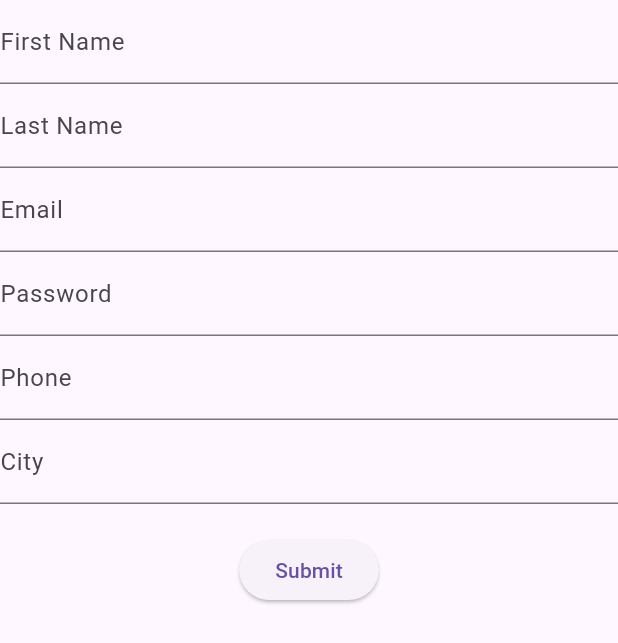
After one commit to Ebadzmn/authClean, a Flutter app: the screen it shows after launch, after a tap on "Sign UP", on a phone screen of 412 x 824 dp. The commit adds this screen. Shown: the top 643 px of the screen. Run offline on Flutter 3.47's test engine with Material 3 defaults, Android fonts, the light colour scheme and no system bars; our stand-ins replace bloc, dartz, equatable, flutter_bloc, shared_preferences; network calls fail.

Commit message:
signup and signin complete

```diff
--- a/lib/feature/auth/data/datasources/auth_local_data_source.dart
+++ b/lib/feature/auth/data/datasources/auth_local_data_source.dart
@@ -1,9 +1,14 @@
+import 'dart:convert';
+
+import 'package:auth_system/feature/auth/data/models/user_model.dart';
 import 'package:shared_preferences/shared_preferences.dart';
 
 abstract class AuthLocalDataSource {
   Future<void> saveToken(String token);
   Future<String?> getToken();
   Future<void> clearToken();
+  Future<void> saveUser(UserModel user);
+  Future<UserModel?> getUser();
 }
 
 class AuthLocalDataSourceImpl implements AuthLocalDataSource {
@@ -12,8 +17,38 @@ class AuthLocalDataSourceImpl implements AuthLocalDataSource {
   AuthLocalDataSourceImpl({required this.prefs});
 
   static const String _tokenKey = "AUTH_TOKEN";
+  static const String _userKey = "AUTH_USER";
 
   @override
+  Future<void> saveUser(UserModel user) async {
+    final userJson = jsonEncode({
+      'id': user.id,
+      'first_name': user.firstName,
+      'lastName': user.lastName,
+      'email': user.email,
+      'phone': user.phone,
+      'city': user.city,
+      'avatarUrl': user.avatarUrl,
+    });
+    await prefs.setString(_userKey, userJson);
+  }
+
+  @override
+  Future<UserModel?> getUser() async {
+    final userJson = prefs.getString(_userKey);
+    if (userJson == null) return null;
+    final Map<String, dynamic> jsonMap = jsonDecode(userJson);
+    return UserModel(
+      id: jsonMap['id'],
+      firstName: jsonMap['first_name'],
+      lastName: jsonMap['lastName'],
+      email: jsonMap['email'],
+      phone: jsonMap['phone'],
+      avatarUrl: '',
+      city: jsonMap['city'],
+    );
+  }
+
   Future<void> clearToken() async {
     // TODO: implement clearToken
     await prefs.remove(_tokenKey);
--- /dev/null
+++ b/lib/feature/auth/data/models/loginResponseModel.dart
@@ -0,0 +1,14 @@
+import 'package:auth_system/feature/auth/data/models/user_model.dart';
+
+class Loginresponsemodel {
+  final String token;
+  final UserModel user;
+
+  Loginresponsemodel({required this.token, required this.user});
+
+  factory Loginresponsemodel.fromJson(Map<String, dynamic> json) {
+    return Loginresponsemodel(
+        token: json['data']['token'],
+        user: UserModel.fromJson(json['data']['user']));
+  }
+}
--- /dev/null
+++ b/lib/feature/auth/data/models/signup_request_model.dart
@@ -0,0 +1,35 @@
+import 'package:equatable/equatable.dart';
+
+class SignupRequestModel extends Equatable {
+  final String email;
+  final String firstName;
+  final String lastName;
+  final String password;
+  final String phone;
+  final String city;
+  final String? avatarUrl;
+
+  SignupRequestModel({
+    required this.email,
+    this.avatarUrl,
+    required this.firstName,
+    required this.lastName,
+    required this.password,
+    required this.phone,
+    required this.city,
+  });
+
+  Map<String, dynamic> toJson() => {
+        'first_name': firstName,
+        'last_name': lastName,
+        'email': email,
+        'password': password,
+        'phone': phone,
+        'city': city,
+        'avatar_url': avatarUrl,
+      };
+
+  @override
+  // TODO: implement props
+  List<Object?> get props => [];
+}
--- /dev/null
+++ b/lib/feature/auth/data/models/signup_response_model.dart
@@ -0,0 +1,23 @@
+import 'package:auth_system/feature/auth/data/models/user_model.dart';
+
+class SignupResponseModel {
+  final int code;
+  final String status;
+  final String msg;
+  final UserModel data;
+
+  SignupResponseModel(
+      {required this.code,
+      required this.status,
+      required this.msg,
+      required this.data});
+
+  factory SignupResponseModel.fromJson(Map<String, dynamic> json) {
+    return SignupResponseModel(
+      code: json['code'],
+      status: json['status'],
+      msg: json['msg'],
+      data: UserModel.fromJson(json['data']),
+    );
+  }
+}
--- a/lib/feature/auth/data/models/user_model.dart
+++ b/lib/feature/auth/data/models/user_model.dart
@@ -21,9 +21,9 @@ class UserModel extends User {
   factory UserModel.fromJson(Map<String, dynamic> json) {
     return UserModel(
       id: json['_id'] ?? '',
-      firstName: json['first_Name'] ?? '',
+      firstName: json['first_name'] ?? '',
       email: json['email'] ?? '',
-      lastName: json['last_Name'] ?? '',
+      lastName: json['last_name'] ?? '',
       phone: json['phone'] ?? '',
       avatarUrl: json['avatar_Url'] ?? '',
       city: json['city'] ?? '',
@@ -33,8 +33,8 @@ class UserModel extends User {
   Map<String, dynamic> toJson() {
     return {
       '_id': id,
-      'first_Name': firstName,
-      'last_Name': lastName,
+      'first_name': firstName,
+      'last_name': lastName,
       'email': email,
       'phone': phone,
       'avatar_Url': avatarUrl,
--- /dev/null
+++ b/lib/feature/auth/data/models/verifyOtpRequestModel.dart
@@ -0,0 +1,13 @@
+import 'package:equatable/equatable.dart';
+
+class Verifyotprequestmodel extends Equatable {
+  final String email;
+  final String otp;
+
+  Verifyotprequestmodel({required this.email, required this.otp});
+
+  Map<String, dynamic> toJson() => {'email': email, 'otp': otp};
+  @override
+  // TODO: implement props
+  List<Object?> get props => [email, otp];
+}
--- a/lib/feature/auth/domain/repositories/auth_repository.dart
+++ b/lib/feature/auth/domain/repositories/auth_repository.dart
@@ -1,8 +1,12 @@
 import 'package:auth_system/core/error/failure.dart';
+import 'package:auth_system/feature/auth/data/models/loginResponseModel.dart';
 import 'package:auth_system/feature/auth/data/models/signInRequestModel.dart';
+import 'package:auth_system/feature/auth/data/models/signup_request_model.dart';
+import 'package:auth_system/feature/auth/data/models/signup_response_model.dart';
 import 'package:auth_system/feature/auth/domain/entities/user.dart';
 import 'package:dartz/dartz.dart';
 
 abstract class AuthRepository {
-  Future<Either<Failure, String>> login(Signinrequestmodel model);
+  Future<Either<Failure, Loginresponsemodel>> login(Signinrequestmodel model);
+  Future<Either<Failure, SignupResponseModel>> signUp(SignupRequestModel model);
 }
--- a/lib/feature/auth/domain/usecases/login_user.dart
+++ b/lib/feature/auth/domain/usecases/login_user.dart
@@ -1,5 +1,8 @@
 import 'package:auth_system/core/error/failure.dart';
+import 'package:auth_system/feature/auth/data/models/loginResponseModel.dart';
 import 'package:auth_system/feature/auth/data/models/signInRequestModel.dart';
+import 'package:auth_system/feature/auth/data/models/signup_request_model.dart';
+import 'package:auth_system/feature/auth/data/models/signup_response_model.dart';
 import 'package:auth_system/feature/auth/domain/entities/user.dart';
 import 'package:auth_system/feature/auth/domain/repositories/auth_repository.dart';
 import 'package:dartz/dartz.dart';
@@ -9,7 +12,17 @@ class LoginUser {
 
   LoginUser(this.repository);
 
-  Future<Either<Failure, String>> call(Signinrequestmodel model) {
+  Future<Either<Failure, Loginresponsemodel>> call(Signinrequestmodel model) {
     return repository.login(model);
   }
 }
+
+class SignUp {
+  final AuthRepository repository;
+
+  SignUp(this.repository);
+
+  Future<Either<Failure, SignupResponseModel>> call(SignupRequestModel model) {
+    return repository.signUp(model);
+  }
+}
--- a/lib/feature/auth/presentation/bloc/auth_bloc.dart
+++ b/lib/feature/auth/presentation/bloc/auth_bloc.dart
@@ -1,5 +1,13 @@
+import 'package:auth_system/core/error/failure.dart';
 import 'package:auth_system/feature/auth/data/datasources/auth_local_data_source.dart';
+import 'package:auth_system/feature/auth/data/datasources/auth_remote_data_source.dart';
+import 'package:auth_system/feature/auth/data/models/loginResponseModel.dart';
 import 'package:auth_system/feature/auth/data/models/signInRequestModel.dart';
+import 'package:auth_system/feature/auth/data/models/signup_request_model.dart';
+import 'package:auth_system/feature/auth/data/models/signup_response_model.dart';
+import 'package:auth_system/feature/auth/data/models/user_model.dart';
+import 'package:auth_system/feature/auth/domain/entities/user.dart';
+import 'package:auth_system/feature/auth/domain/repositories/auth_repository.dart';
 import 'package:auth_system/feature/auth/domain/usecases/login_user.dart';
 import 'package:bloc/bloc.dart';
 import 'package:equatable/equatable.dart';
@@ -9,12 +17,24 @@ part 'auth_event.dart';
 part 'auth_state.dart';
 
 class AuthBloc extends Bloc<AuthEvent, AuthState> {
+  final AuthRepository repository;
   final LoginUser loginUser;
   final AuthLocalDataSource localDataSource;
-  AuthBloc(this.loginUser, this.localDataSource) : super(AuthInitial()) {
+
+  AuthBloc(this.loginUser, this.localDataSource, this.repository)
+      : super(AuthInitial()) {
     on<LoginRequestEvent>(_onLoginRequest);
     on<CheckAuthStatusEvent>(_onCheckAuthStatus);
     on<LogoutRequest>(_onLogout);
+    on<SignUpRequestEvent>(_onSignUpRequest);
+  }
+
+  Future<void> _onSignUpRequest(
+      SignUpRequestEvent event, Emitter<AuthState> emit) async {
+    emit(AuthLoading());
+    final result = await repository.signUp(event.model);
+    result.fold((Failure) => emit(AuthError(Failure.message)),
+        (response) => emit(SignUpSuccess(response)));
   }
 
   Future<void> _onLoginRequest(
@@ -33,8 +53,11 @@ class AuthBloc extends Bloc<AuthEvent, AuthState> {
   Future<void> _onCheckAuthStatus(
       CheckAuthStatusEvent event, Emitter<AuthState> emit) async {
     final token = await localDataSource.getToken();
-    if (token != null && token.isNotEmpty) {
-      emit(AuthSuccess(token));
+    final user = await localDataSource.getUser();
+    if (token != null && user != null) {
+      // emit(AuthSuccess(token));
+      final data = Loginresponsemodel(token: token, user: user);
+      emit(AuthSuccess(data));
     } else {
       emit(AuthInitial());
     }
--- a/lib/feature/auth/presentation/bloc/auth_event.dart
+++ b/lib/feature/auth/presentation/bloc/auth_event.dart
@@ -17,6 +17,28 @@ class LoginRequestEvent extends AuthEvent {
   List<Object> get props => [email, password];
 }
 
+class SignUpRequestEvent extends AuthEvent {
+  final SignupRequestModel model;
+
+  SignUpRequestEvent(this.model);
+  // final String email;
+  // final String password;
+  // final String firstName;
+  // final String lastName;
+  // final String city;
+  // final String phone;
+
+  // SignUpRequestEvent(
+  //     {required this.email,
+  //     required this.password,
+  //     required this.firstName,
+  //     required this.lastName,
+  //     required this.city,
+  //     required this.phone});
+
+  // List<Object> get props => [email, password, firstName, lastName, phone, city];
+}
+
 class CheckAuthStatusEvent extends AuthEvent {}
 
 class LogoutRequest extends AuthEvent {}
--- a/lib/feature/auth/presentation/bloc/auth_state.dart
+++ b/lib/feature/auth/presentation/bloc/auth_state.dart
@@ -14,11 +14,20 @@ final class AuthLoading extends AuthState {}
 class AuthLoggedOut extends AuthState {}
 
 final class AuthSuccess extends AuthState {
-  final String token;
+  final Loginresponsemodel data;
 
-  AuthSuccess(this.token);
+  AuthSuccess(this.data);
   @override
-  List<Object> get props => [token];
+  List<Object> get props => [data];
+}
+
+final class SignUpSuccess extends AuthState {
+  final SignupResponseModel data;
+
+  SignUpSuccess(this.data);
+
+  @override
+  List<Object> get props => [data];
 }
 
 final class AuthError extends AuthState {
--- a/lib/feature/auth/presentation/screens/auth_gate_page.dart
+++ b/lib/feature/auth/presentation/screens/auth_gate_page.dart
@@ -13,7 +13,9 @@ class AuthGatePage extends StatelessWidget {
       if (state is AuthLoading) {
         return const Center(child: CircularProgressIndicator());
       } else if (state is AuthSuccess) {
-        return HomePage();
+        return HomePage(
+          user: state.data.user,
+        );
       } else {
         return Loginpage();
       }
--- a/lib/feature/auth/presentation/screens/loginPage.dart
+++ b/lib/feature/auth/presentation/screens/loginPage.dart
@@ -1,5 +1,6 @@
 import 'package:auth_system/feature/auth/presentation/bloc/auth_bloc.dart';
 import 'package:auth_system/feature/auth/presentation/screens/homepage.dart';
+import 'package:auth_system/feature/auth/presentation/screens/signUpPage.dart';
 import 'package:flutter/material.dart';
 import 'package:flutter_bloc/flutter_bloc.dart';
 
@@ -27,7 +28,8 @@ class Loginpage extends StatelessWidget {
             Future.microtask(() {
               Navigator.pushReplacement(
                 context,
-                MaterialPageRoute(builder: (_) => HomePage()),
+                MaterialPageRoute(
+                    builder: (_) => HomePage(user: state.data.user)),
               );
             });
           }
@@ -40,7 +42,13 @@ class Loginpage extends StatelessWidget {
                 TextField(
                   controller: passwordController,
                 ),
-                ElevatedButton(onPressed: _login, child: Text('Login'))
+                ElevatedButton(onPressed: _login, child: Text('Login')),
+                ElevatedButton(
+                    onPressed: () {
+                      Navigator.push(context,
+                          MaterialPageRoute(builder: (_) => Signuppage()));
+                    },
+                    child: Text('Sign UP'))
               ],
             ),
           );
--- /dev/null
+++ b/lib/feature/auth/presentation/screens/otpPage.dart
@@ -0,0 +1,17 @@
+import 'package:flutter/foundation.dart';
+import 'package:flutter/material.dart';
+
+class Otppage extends StatelessWidget {
+  final String email;
+  const Otppage({super.key, required this.email});
+
+  @override
+  Widget build(BuildContext context) {
+    return Scaffold(
+      body: SafeArea(
+          child: Center(
+        child: Text('Otp Sent TO ${email}'),
+      )),
+    );
+  }
+}
--- /dev/null
+++ b/lib/feature/auth/presentation/screens/signUpPage.dart
@@ -0,0 +1,85 @@
+import 'package:auth_system/feature/auth/data/models/signup_request_model.dart';
+import 'package:auth_system/feature/auth/presentation/bloc/auth_bloc.dart';
+import 'package:auth_system/feature/auth/presentation/screens/otpPage.dart';
+import 'package:flutter/foundation.dart';
+import 'package:flutter/material.dart';
+import 'package:flutter_bloc/flutter_bloc.dart';
+
+class Signuppage extends StatelessWidget {
+  const Signuppage({super.key});
+
+  @override
+  Widget build(BuildContext context) {
+    return BlocListener<AuthBloc, AuthState>(
+        listener: (context, state) {
+          print("🔄 State changed: $state");
+          if (state is SignUpSuccess) {
+            print('SignUp Success777777777777777');
+            final email = state.data.data.email;
+            Navigator.push(context,
+                MaterialPageRoute(builder: (_) => Otppage(email: email)));
+          } else if (state is AuthError) {
+            print("❌ Signup failed: ${state.message}");
+            ScaffoldMessenger.of(context).showSnackBar(
+              SnackBar(content: Text(state.message)),
+            );
+          }
+        },
+        child: Scaffold(
+          body: Signup_form(),
+        ));
+  }
+}
+
+class Signup_form extends StatelessWidget {
+  Signup_form({
+    super.key,
+  });
+  final emailController = TextEditingController();
+  final firstNameController = TextEditingController();
+  final lastNameController = TextEditingController();
+  final passwordController = TextEditingController();
+  final phoneController = TextEditingController();
+  final cityController = TextEditingController();
+
+  @override
+  Widget build(BuildContext context) {
+    void SignUpClick() {
+      final model = SignupRequestModel(
+          email: emailController.text,
+          firstName: firstNameController.text,
+          lastName: lastNameController.text,
+          password: passwordController.text,
+          phone: phoneController.text,
+          city: cityController.text,
+          avatarUrl: '');
+
+      BlocProvider.of<AuthBloc>(context).add(SignUpRequestEvent(model));
+    }
+
+    return Column(
+      children: [
+        TextField(
+            controller: firstNameController,
+            decoration: const InputDecoration(labelText: 'First Name')),
+        TextField(
+            controller: lastNameController,
+            decoration: const InputDecoration(labelText: 'Last Name')),
+        TextField(
+            controller: emailController,
+            decoration: const InputDecoration(labelText: 'Email')),
+        TextField(
+            controller: passwordController,
+            decoration: const InputDecoration(labelText: 'Password')),
+        TextField(
+            controller: phoneController,
+            decoration: const InputDecoration(labelText: 'Phone')),
+        TextField(
+            controller: cityController,
+            decoration: const InputDecoration(labelText: 'City')),
+        const SizedBox(height: 20),
+        ElevatedButton(onPressed: SignUpClick, child: Text('Submit'))
+      ],
+    );
+  }
+}
--- a/lib/main.dart
+++ b/lib/main.dart
@@ -36,7 +36,7 @@ class MyApp extends StatelessWidget {
     return MultiBlocProvider(
       providers: [
         BlocProvider(
-          create: (_) => AuthBloc(loginUser, localDataSource)
+          create: (_) => AuthBloc(loginUser, localDataSource, repository)
             ..add(CheckAuthStatusEvent()), // ✅ Check if user is logged in
         ),
       ],
```
Also changed, not shown: lib/feature/auth/data/datasources/auth_remote_data_source.dart (+28 -3 lines), lib/feature/auth/data/repositories/auth_repository_impl.dart (+24 -4 lines), lib/feature/auth/presentation/screens/homepage.dart (+7 -2 lines).
